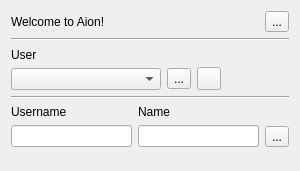
Above: ui/userselectiondialog.ui from dlbuchholz/aion-mirror before the change. Below: the same form after it.
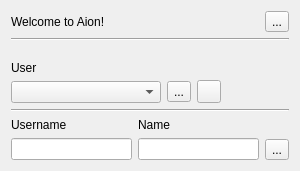
That is the form after the change. Icons and pictures are not drawn.

Commit message: Improve user selection dialog

What changed in the file:
```diff
--- a/ui/userselectiondialog.ui
+++ b/ui/userselectiondialog.ui
@@ -51,6 +51,19 @@
      </property>
     </widget>
    </item>
+   <item>
+    <spacer name="verticalSpacer_2">
+     <property name="orientation">
+      <enum>Qt::Orientation::Vertical</enum>
+     </property>
+     <property name="sizeHint" stdset="0">
+      <size>
+       <width>20</width>
+       <height>40</height>
+      </size>
+     </property>
+    </spacer>
+   </item>
    <item>
     <layout class="QHBoxLayout" name="horizontalLayout">
      <item>
@@ -196,19 +209,6 @@
      </item>
     </layout>
    </item>
-   <item>
-    <spacer name="verticalSpacer">
-     <property name="orientation">
-      <enum>Qt::Orientation::Vertical</enum>
-     </property>
-     <property name="sizeHint" stdset="0">
-      <size>
-       <width>20</width>
-       <height>40</height>
-      </size>
-     </property>
-    </spacer>
-   </item>
   </layout>
  </widget>
  <resources/>
```
The commit also changes 2 other files.
